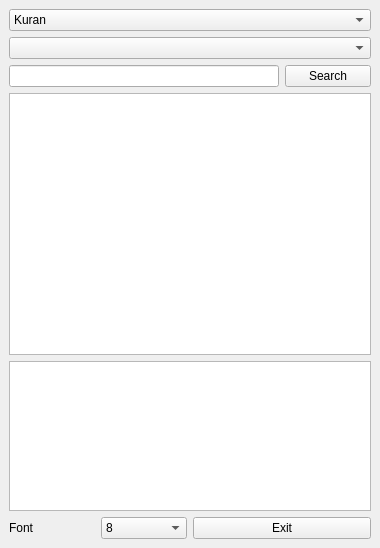
This is mainwindow.ui in takyonxxx/KutsalKitaplar-C as Qt 5 draws it before an edit. The edited form follows.
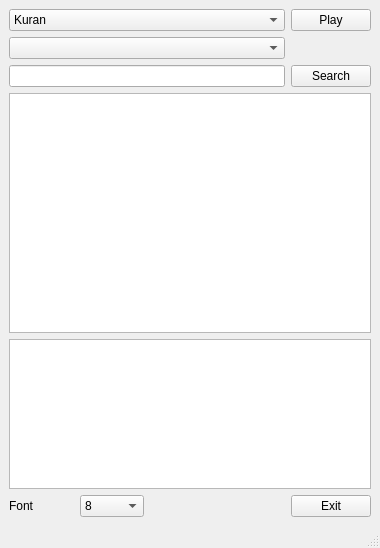
This is the edited form.

The edit to the form file:
```diff
--- a/mainwindow.ui
+++ b/mainwindow.ui
@@ -20,72 +20,10 @@
    <layout class="QGridLayout" name="gridLayout">
     <item row="0" column="0">
      <layout class="QGridLayout" name="gridLayout_4">
-      <item row="1" column="0" colspan="4">
-       <widget class="QComboBox" name="comboSureler"/>
-      </item>
-      <item row="8" column="2" colspan="2">
-       <widget class="QPushButton" name="pushExit">
-        <property name="minimumSize">
-         <size>
-          <width>0</width>
-          <height>0</height>
-         </size>
-        </property>
+      <item row="8" column="0">
+       <widget class="QLabel" name="labelFont">
         <property name="text">
-         <string>Exit</string>
-        </property>
-       </widget>
-      </item>
-      <item row="2" column="3">
-       <widget class="QPushButton" name="pushSearch">
-        <property name="minimumSize">
-         <size>
-          <width>0</width>
-          <height>0</height>
-         </size>
-        </property>
-        <property name="text">
-         <string>Search</string>
-        </property>
-       </widget>
-      </item>
-      <item row="0" column="0" colspan="4">
-       <widget class="QComboBox" name="comboKitaplar">
-        <property name="minimumSize">
-         <size>
-          <width>0</width>
-          <height>0</height>
-         </size>
-        </property>
-        <item>
-         <property name="text">
-          <string>Kuran</string>
-         </property>
-        </item>
-        <item>
-         <property name="text">
-          <string>Tevrat</string>
-         </property>
-        </item>
-        <item>
-         <property name="text">
-          <string>Incil</string>
-         </property>
-        </item>
-        <item>
-         <property name="text">
-          <string>Zebur</string>
-         </property>
-        </item>
-       </widget>
-      </item>
-      <item row="2" column="0" colspan="3">
-       <widget class="QLineEdit" name="lineEditSearch">
-        <property name="minimumSize">
-         <size>
-          <width>0</width>
-          <height>0</height>
-         </size>
+         <string>Font</string>
         </property>
        </widget>
       </item>
@@ -139,7 +77,70 @@
         </item>
        </widget>
       </item>
-      <item row="7" column="0" colspan="4">
+      <item row="0" column="0" colspan="4">
+       <widget class="QComboBox" name="comboKitaplar">
+        <property name="minimumSize">
+         <size>
+          <width>0</width>
+          <height>0</height>
+         </size>
+        </property>
+        <item>
+         <property name="text">
+          <string>Kuran</string>
+         </property>
+        </item>
+        <item>
+         <property name="text">
+          <string>Tevrat</string>
+         </property>
+        </item>
+        <item>
+         <property name="text">
+          <string>Incil</string>
+         </property>
+        </item>
+        <item>
+         <property name="text">
+          <string>Zebur</string>
+         </property>
+        </item>
+       </widget>
+      </item>
+      <item row="0" column="4">
+       <widget class="QPushButton" name="pushPlay">
+        <property name="text">
+         <string>Play</string>
+        </property>
+       </widget>
+      </item>
+      <item row="2" column="4">
+       <widget class="QPushButton" name="pushSearch">
+        <property name="minimumSize">
+         <size>
+          <width>0</width>
+          <height>0</height>
+         </size>
+        </property>
+        <property name="text">
+         <string>Search</string>
+        </property>
+       </widget>
+      </item>
+      <item row="2" column="0" colspan="4">
+       <widget class="QLineEdit" name="lineEditSearch">
+        <property name="minimumSize">
+         <size>
+          <width>0</width>
+          <height>0</height>
+         </size>
+        </property>
+       </widget>
+      </item>
+      <item row="6" column="0" colspan="5">
+       <widget class="QTextBrowser" name="textAyetler"/>
+      </item>
+      <item row="7" column="0" colspan="5">
        <widget class="QTableView" name="tableKelime">
         <property name="maximumSize">
          <size>
@@ -182,20 +183,27 @@
         </attribute>
        </widget>
       </item>
-      <item row="8" column="0">
-       <widget class="QLabel" name="labelFont">
+      <item row="8" column="4">
+       <widget class="QPushButton" name="pushExit">
+        <property name="minimumSize">
+         <size>
+          <width>0</width>
+          <height>0</height>
+         </size>
+        </property>
         <property name="text">
-         <string>Font</string>
+         <string>Exit</string>
         </property>
        </widget>
       </item>
-      <item row="6" column="0" colspan="4">
-       <widget class="QTextBrowser" name="textAyetler"/>
+      <item row="1" column="0" colspan="4">
+       <widget class="QComboBox" name="comboSureler"/>
       </item>
      </layout>
     </item>
    </layout>
   </widget>
+  <widget class="QStatusBar" name="statusBar"/>
  </widget>
  <resources/>
  <connections/>
```
